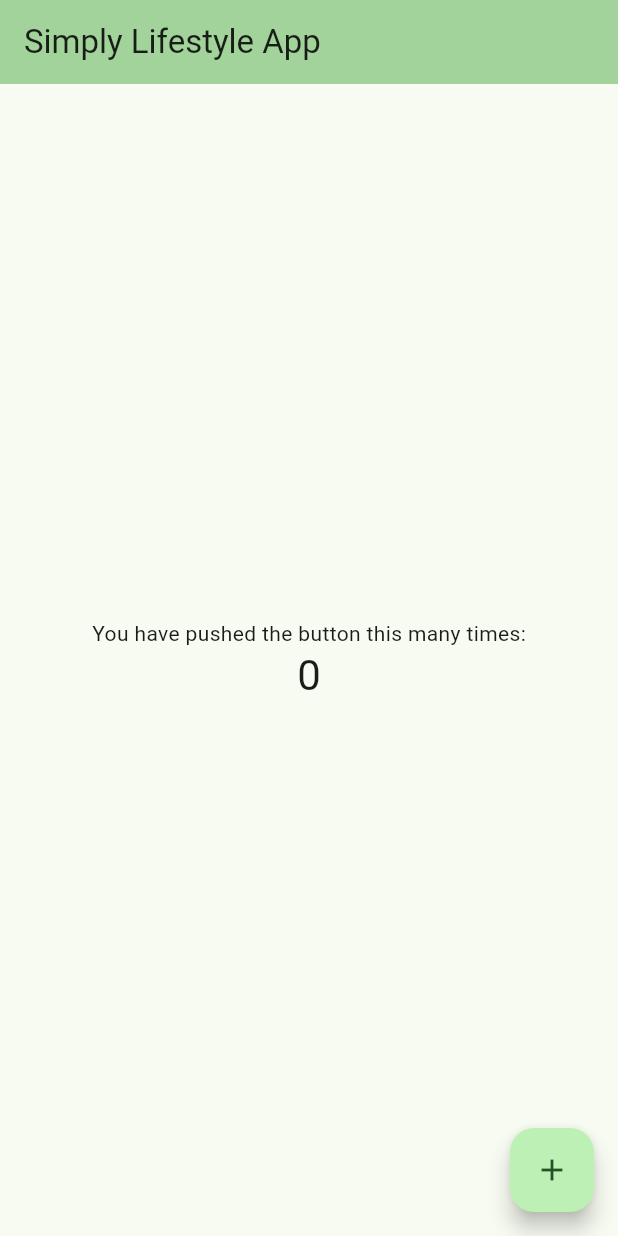
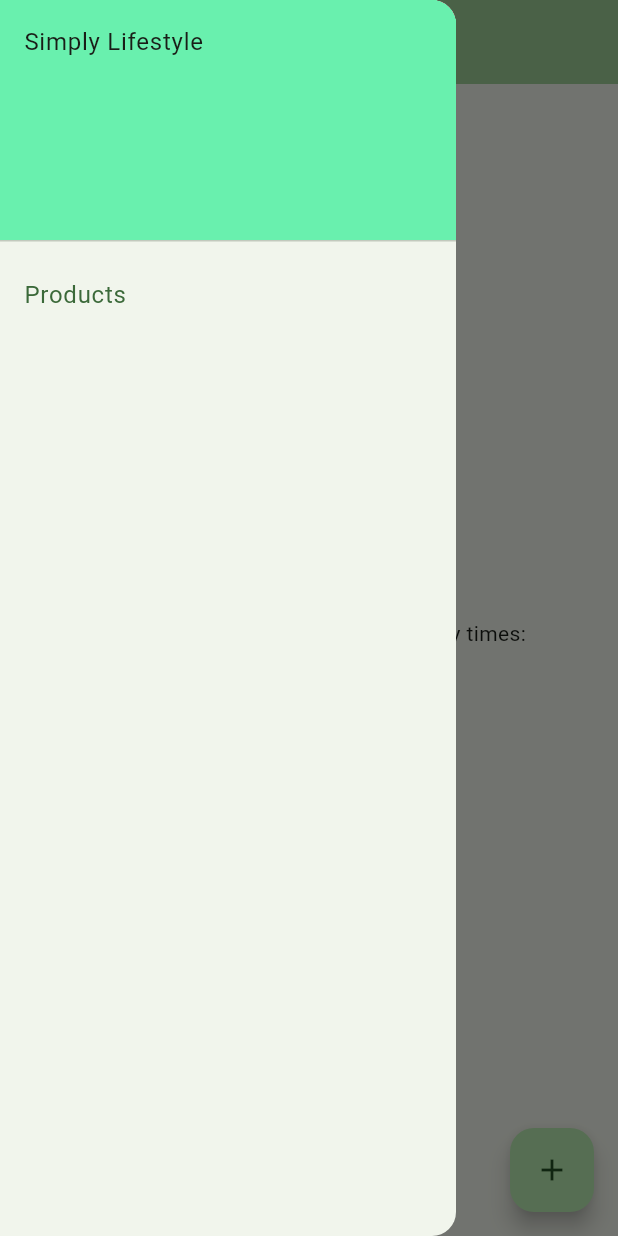
Before and after one commit to jorenvdkaxxes/flutter-workshop-2025, a Flutter app: the screen it shows after launch, with the side drawer open (before the commit the screen has no drawer), on a phone screen of 412 x 824 dp. Run offline on Flutter 3.47's test engine with Material 3 defaults, Android fonts, the phone set to English and light mode, and no system bars.

```diff
--- a/simply_lifestyle_app/lib/main.dart
+++ b/simply_lifestyle_app/lib/main.dart
@@ -1,4 +1,5 @@
 import 'package:flutter/material.dart';
+import 'package:simply_lifestyle_app/pages/products_page/products_page.dart';
 
 void main() {
   runApp(const MyApp());
@@ -55,21 +56,21 @@ class MyHomePage extends StatefulWidget {
 }
 
 class _MyHomePageState extends State<MyHomePage> {
-  int _counter = 0;
 
-  void _incrementCounter() {
+  int _selectedIndex = 0;
+  static const List<Widget> _widgetOptions = <Widget>[
+    ProductsPage(title: "Products")
+  ];
+
+  void _onItemTapped(int index) {
     setState(() {
-      // This call to setState tells the Flutter framework that something has
-      // changed in this State, which causes it to rerun the build method below
-      // so that the display can reflect the updated values. If we changed
-      // _counter without calling setState(), then the build method would not be
-      // called again, and so nothing would appear to happen.
-      _counter++;
+      _selectedIndex = index;
     });
   }
 
   @override
   Widget build(BuildContext context) {
+
     // This method is rerun every time setState is called, for instance as done
     // by the _incrementCounter method above.
     //
@@ -85,40 +86,46 @@ class _MyHomePageState extends State<MyHomePage> {
         // Here we take the value from the MyHomePage object that was created by
         // the App.build method, and use it to set our appbar title.
         title: Text(widget.title),
+        leading: Builder(
+          builder: (context) {
+            return IconButton(
+              icon: const Icon(Icons.menu),
+              onPressed: () {
+                Scaffold.of(context).openDrawer();
+              },
+            );
+          },
+        ),
       ),
       body: Center(
-        // Center is a layout widget. It takes a single child and positions it
-        // in the middle of the parent.
-        child: Column(
-          // Column is also a layout widget. It takes a list of children and
-          // arranges them vertically. By default, it sizes itself to fit its
-          // children horizontally, and tries to be as tall as its parent.
-          //
-          // Column has various properties to control how it sizes itself and
-          // how it positions its children. Here we use mainAxisAlignment to
-          // center the children vertically; the main axis here is the vertical
-          // axis because Columns are vertical (the cross axis would be
-          // horizontal).
-          //
-          // TRY THIS: Invoke "debug painting" (choose the "Toggle Debug Paint"
-          // action in the IDE, or press "p" in the console), to see the
-          // wireframe for each widget.
-          mainAxisAlignment: MainAxisAlignment.center,
-          children: <Widget>[
-            const Text(
-              'You have pushed the button this many times:',
+        child: _widgetOptions[_selectedIndex],
+      ),
+      drawer: Drawer(
+        // Add a ListView to the drawer. This ensures the user can scroll
+        // through the options in the drawer if there isn't enough vertical
+        // space to fit everything.
+        child: ListView(
+          // Important: Remove any padding from the ListView.
+          padding: EdgeInsets.zero,
+          children: [
+            const DrawerHeader(
+              decoration: BoxDecoration(
+                color: Colors.greenAccent,
+              ),
+              child: Text('Simply Lifestyle'),
             ),
-            Text(
-              '$_counter',
-              style: Theme.of(context).textTheme.headlineMedium,
+            ListTile(
+              title: const Text('Products'),
+              selected: _selectedIndex == 0,
+              onTap: () {
+                // Update the state of the app
+                _onItemTapped(0);
+                // Then close the drawer
+                Navigator.pop(context);
+              },
             ),
           ],
         ),
-      ),
-      floatingActionButton: FloatingActionButton(
-        onPressed: _incrementCounter,
-        tooltip: 'Increment',
-        child: const Icon(Icons.add),
       ), // This trailing comma makes auto-formatting nicer for build methods.
     );
   }
--- /dev/null
+++ b/simply_lifestyle_app/lib/pages/products_page/products_page.dart
@@ -0,0 +1,80 @@
+import 'package:flutter/material.dart';
+
+class ProductsPage extends StatefulWidget {
+  const ProductsPage({super.key, required this.title});
+
+  // This widget is the home page of your application. It is stateful, meaning
+  // that it has a State object (defined below) that contains fields that affect
+  // how it looks.
+
+  // This class is the configuration for the state. It holds the values (in this
+  // case the title) provided by the parent (in this case the App widget) and
+  // used by the build method of the State. Fields in a Widget subclass are
+  // always marked "final".
+
+  final String title;
+
+  @override
+  State<ProductsPage> createState() => _ProductsPageState();
+}
+
+class _ProductsPageState extends State<ProductsPage> {
+  int _counter = 0;
+
+  void _incrementCounter() {
+    setState(() {
+      // This call to setState tells the Flutter framework that something has
+      // changed in this State, which causes it to rerun the build method below
+      // so that the display can reflect the updated values. If we changed
+      // _counter without calling setState(), then the build method would not be
+      // called again, and so nothing would appear to happen.
+      _counter++;
+    });
+  }
+
+  @override
+  Widget build(BuildContext context) {
+    // This method is rerun every time setState is called, for instance as done
+    // by the _incrementCounter method above.
+    //
+    // The Flutter framework has been optimized to make rerunning build methods
+    // fast, so that you can just rebuild anything that needs updating rather
+    // than having to individually change instances of widgets.
+    return Scaffold(
+      body: Center(
+        // Center is a layout widget. It takes a single child and positions it
+        // in the middle of the parent.
+        child: Column(
+          // Column is also a layout widget. It takes a list of children and
+          // arranges them vertically. By default, it sizes itself to fit its
+          // children horizontally, and tries to be as tall as its parent.
+          //
+          // Column has various properties to control how it sizes itself and
+          // how it positions its children. Here we use mainAxisAlignment to
+          // center the children vertically; the main axis here is the vertical
+          // axis because Columns are vertical (the cross axis would be
+          // horizontal).
+          //
+          // TRY THIS: Invoke "debug painting" (choose the "Toggle Debug Paint"
+          // action in the IDE, or press "p" in the console), to see the
+          // wireframe for each widget.
+          mainAxisAlignment: MainAxisAlignment.center,
+          children: <Widget>[
+            const Text(
+              'You have pushed the button this many times:',
+            ),
+            Text(
+              '$_counter',
+              style: Theme.of(context).textTheme.headlineMedium,
+            ),
+          ],
+        ),
+      ),
+      floatingActionButton: FloatingActionButton(
+        onPressed: _incrementCounter,
+        tooltip: 'Increment',
+        child: const Icon(Icons.add),
+      ), // This trailing comma makes auto-formatting nicer for build methods.
+    );
+  }
+}
```
